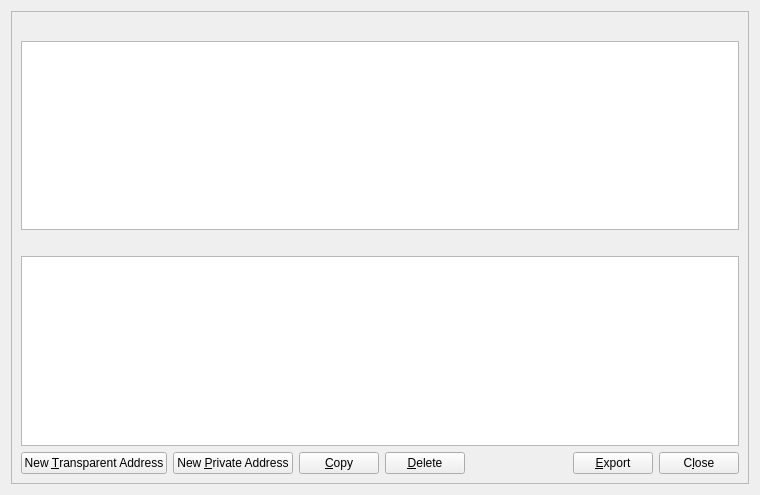
GeorgeRDG/litecoinz, file src/qt/forms/addressbookpage.ui: the form before one commit.
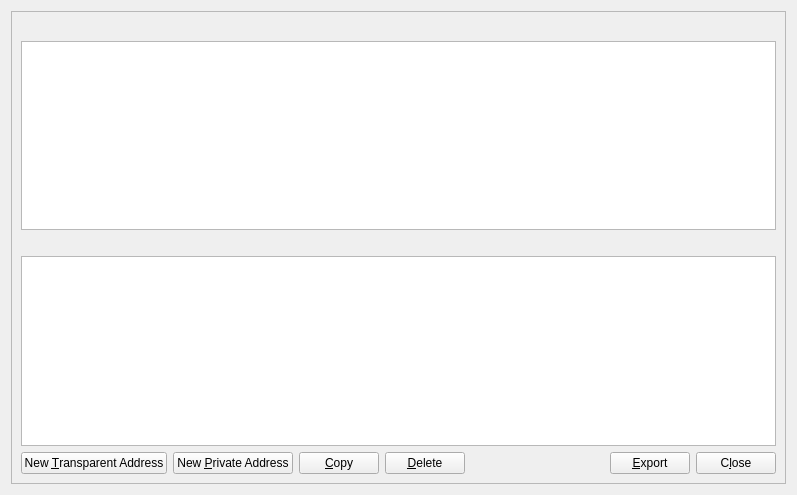
The form after the commit. Icons and pictures are not drawn.

Diff of the .ui file:
```diff
--- a/src/qt/forms/addressbookpage.ui
+++ b/src/qt/forms/addressbookpage.ui
@@ -6,7 +6,7 @@
    <rect>
     <x>0</x>
     <y>0</y>
-    <width>760</width>
+    <width>797</width>
     <height>495</height>
    </rect>
   </property>
```
